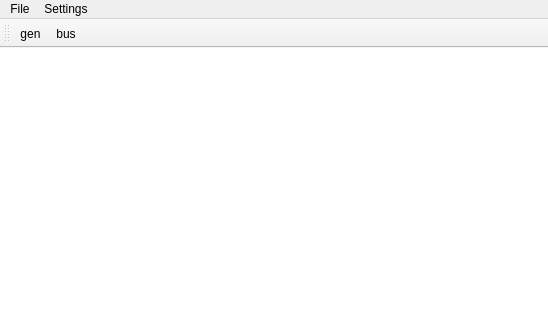
Above: mainwindow.ui from Andrey-RV/LibreEPSim before the change. Below: the same form after it.
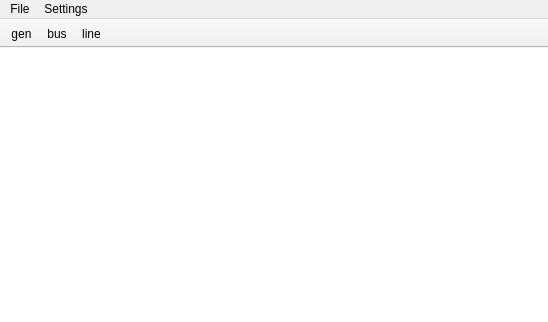
That is the form after the change. Icons and pictures are not drawn.

Commit message: Start line drawing implementation

```diff
--- a/mainwindow.ui
+++ b/mainwindow.ui
@@ -48,6 +48,15 @@
    <property name="windowTitle">
     <string>toolBar</string>
    </property>
+   <property name="movable">
+    <bool>false</bool>
+   </property>
+   <property name="iconSize">
+    <size>
+     <width>40</width>
+     <height>40</height>
+    </size>
+   </property>
    <attribute name="toolBarArea">
     <enum>TopToolBarArea</enum>
    </attribute>
@@ -56,6 +65,7 @@
    </attribute>
    <addaction name="actiongen"/>
    <addaction name="actionbus"/>
+   <addaction name="actionline"/>
   </widget>
   <action name="actionOpen">
    <property name="text">
@@ -104,6 +114,19 @@
     <enum>QAction::MenuRole::NoRole</enum>
    </property>
   </action>
+  <action name="actionline">
+   <property name="icon">
+    <iconset resource="components_icons.qrc">
+     <normaloff>:/Icons/line.png</normaloff>
+     <normalon>:/Icons/line.png</normalon>:/Icons/line.png</iconset>
+   </property>
+   <property name="text">
+    <string>line</string>
+   </property>
+   <property name="menuRole">
+    <enum>QAction::MenuRole::NoRole</enum>
+   </property>
+  </action>
  </widget>
  <resources>
   <include location="components_icons.qrc"/>
```
The commit also changes 9 other files.
